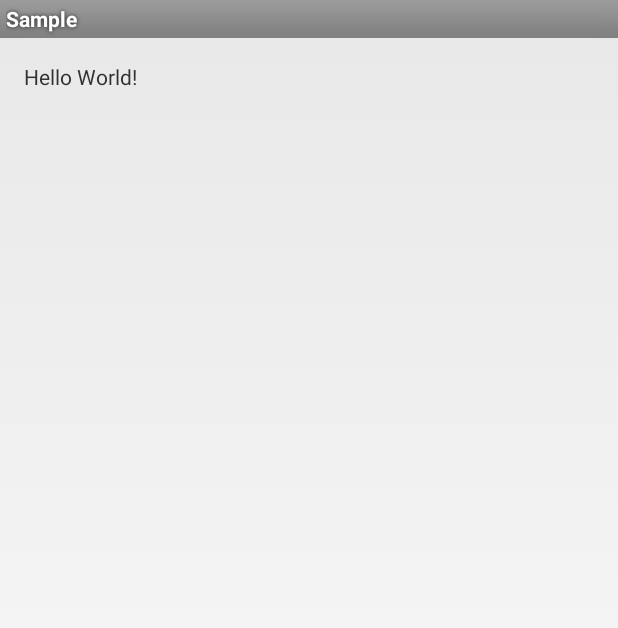
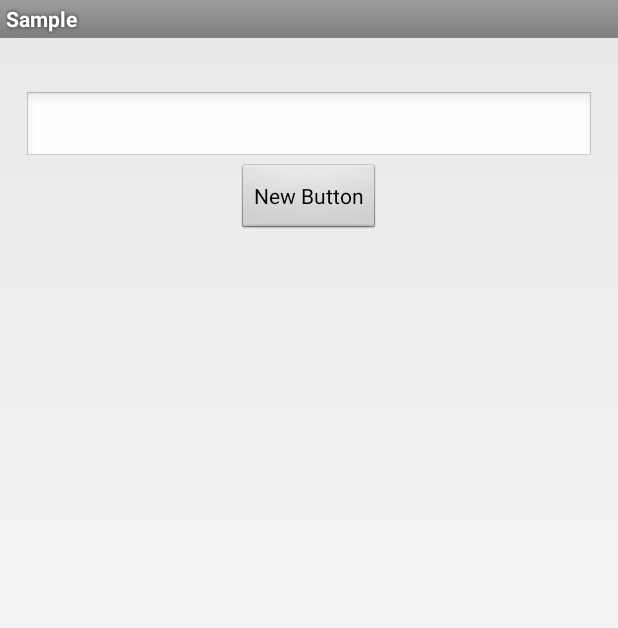
Before and after one commit to DonaldDu/XIntent, an Android app: the screen it shows after launch (MainActivity), on a phone screen of 412 x 824 dp. Shown: the top 628 px of the screen. Run offline under Robolectric (Android 15) with nearby library versions, the phone set to English and light mode, and no system bars.

Commit message:
XIntent simple

```diff
--- a/sample/src/main/java/com/dhy/xintentsample/MainActivity.java
+++ b/sample/src/main/java/com/dhy/xintentsample/MainActivity.java
@@ -2,6 +2,9 @@ package com.dhy.xintentsample;
 
 import android.app.Activity;
 import android.os.Bundle;
+import android.view.View;
+import android.widget.EditText;
+import android.widget.TextView;
 
 import com.dhy.xintent.XIntent;
 
@@ -11,6 +14,15 @@ public class MainActivity extends Activity {
 	protected void onCreate(Bundle savedInstanceState) {
 		super.onCreate(savedInstanceState);
 		setContentView(R.layout.activity_main);
-		XIntent.putSerializableExtra(this,"");
+		TextView v = (TextView) findViewById(R.id.textView);
+		final String msg = XIntent.readSerializableExtra(this, String.class);
+		v.setText(msg);
+		final EditText editText = (EditText) findViewById(R.id.editText);
+		findViewById(R.id.button).setOnClickListener(new View.OnClickListener() {
+			@Override
+			public void onClick(View v) {
+				startActivity(new XIntent(MainActivity.this, MainActivity.class, editText.getText().toString()));
+			}
+		});
 	}
 }
--- a/sample/src/main/res/layout/activity_main.xml
+++ b/sample/src/main/res/layout/activity_main.xml
@@ -1,9 +1,10 @@
 <?xml version="1.0" encoding="utf-8"?>
-<RelativeLayout
+<LinearLayout
 	xmlns:android="http://schemas.android.com/apk/res/android"
 	xmlns:tools="http://schemas.android.com/tools"
 	android:layout_width="match_parent"
 	android:layout_height="match_parent"
+	android:orientation="vertical"
 	android:paddingBottom="@dimen/activity_vertical_margin"
 	android:paddingLeft="@dimen/activity_horizontal_margin"
 	android:paddingRight="@dimen/activity_horizontal_margin"
@@ -11,7 +12,20 @@
 	tools:context="com.dhy.xintentsample.MainActivity">
 
 	<TextView
+		android:id="@+id/textView"
 		android:layout_width="wrap_content"
 		android:layout_height="wrap_content"
 		android:text="Hello World!"/>
-</RelativeLayout>
+
+	<EditText
+		android:id="@+id/editText"
+		android:layout_width="match_parent"
+		android:layout_height="wrap_content"/>
+
+	<Button
+		android:id="@+id/button"
+		android:layout_width="wrap_content"
+		android:layout_height="wrap_content"
+		android:layout_gravity="center"
+		android:text="New Button"/>
+</LinearLayout>
```
